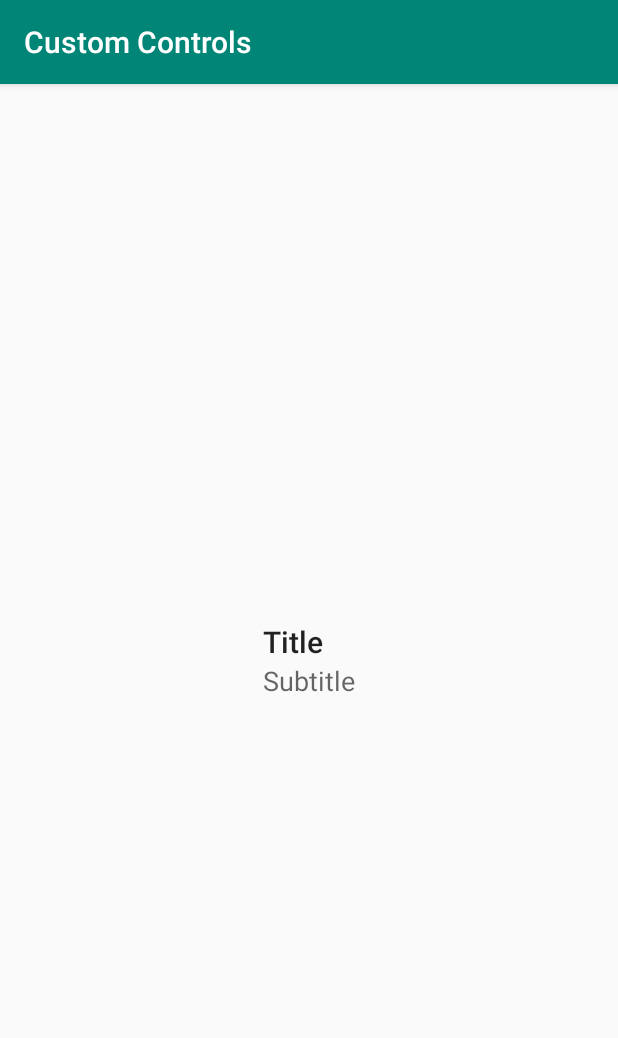
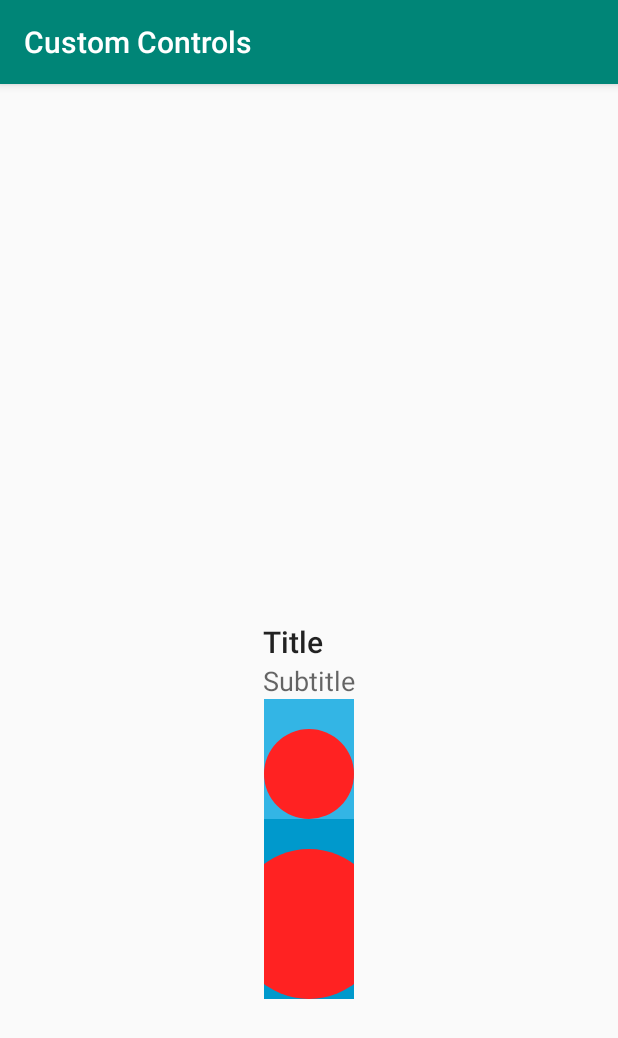
Before and after one commit to xrubioj/android-custom-controls-canvas-talk, an Android app: the screen it shows after launch (MainActivity), on a phone screen of 412 x 824 dp. Shown: the top 1038 px of the screen. Run offline under Robolectric (Android 15) with nearby library versions, the phone set to English and light mode, and no system bars.

Commit message:
Adds MyCustomControlView

```diff
--- a/examples/CustomControls/app/build.gradle
+++ b/examples/CustomControls/app/build.gradle
@@ -1,6 +1,5 @@
 apply plugin: 'com.android.application'
 apply plugin: 'kotlin-android'
-apply plugin: 'kotlin-android-extensions'
 
 android {
     compileSdkVersion 28
--- /dev/null
+++ b/examples/CustomControls/app/src/main/java/com/xrubio/customcontrols/MyCustomControlView.kt
@@ -0,0 +1,182 @@
+package com.xrubio.customcontrols
+
+import android.content.Context
+import android.graphics.Canvas
+import android.graphics.Paint
+import android.util.AttributeSet
+import android.view.View
+import android.widget.LinearLayout
+import androidx.core.content.withStyledAttributes
+import androidx.core.graphics.withTranslation
+
+class MyCustomControlView @JvmOverloads constructor(
+    context: Context?,
+    attrs: AttributeSet? = null,
+    defStyleAttr: Int = 0,
+    defStyleRes: Int = 0
+) : View(context, attrs, defStyleAttr, defStyleRes) {
+
+    private var centered = false
+    private val enabledPaint = Paint(Paint.ANTI_ALIAS_FLAG).apply {
+        style = Paint.Style.FILL
+    }
+    private val disabledPaint = Paint(Paint.ANTI_ALIAS_FLAG).apply {
+        style = Paint.Style.FILL
+    }
+    private var _orientation = 0
+    private var _radius = 0.0f
+
+    @Suppress("unused")
+    var isCentered: Boolean
+        get() = centered
+        set(value) {
+            centered = value
+            invalidate()
+        }
+
+    @Suppress("unused")
+    var color: Int
+        get() = enabledPaint.color
+        set(value) {
+            enabledPaint.color = value
+            invalidate()
+        }
+
+    @Suppress("unused")
+    var disabledColor: Int
+        get() = disabledPaint.color
+        set(value) {
+            disabledPaint.color = value
+            invalidate()
+        }
+
+    @Suppress("unused")
+    var orientation: Int
+        get() = _orientation
+        set(value) = when (value) {
+            LinearLayout.HORIZONTAL, LinearLayout.VERTICAL -> {
+                _orientation = value
+                requestLayout()
+            }
+            else -> throw IllegalArgumentException("Orientation must be either HORIZONTAL or VERTICAL.")
+        }
+
+    @Suppress("unused")
+    var radius: Float
+        get() = _radius
+        set(value) {
+            _radius = value
+            // Notice: We need to request layout as radius could change the size of the control
+            //invalidate()
+            requestLayout()
+        }
+
+    // Default behavior for View#setEnabled() already triggers invalidate, but we could use this
+    // technique if we need to intercept some standard method and trigger invalidation or other
+    // behaviors (like recalculating something, for instance).
+    /*
+    override fun setEnabled(enabled: Boolean) {
+        super.setEnabled(enabled)
+        invalidate()
+    }
+    */
+
+    init {
+
+        val defaultCentered = resources.getBoolean(R.bool.default_my_custom_control_view_centered)
+        val defaultColor = resources.getColor(R.color.default_my_custom_control_view_color)
+        val defaultDisabledColor = resources.getColor(R.color.default_my_custom_control_view_disabled_color)
+        val defaultOrientation = resources.getInteger(R.integer.default_my_custom_control_view_orientation)
+        val defaultRadius = resources.getDimension(R.dimen.default_my_custom_control_view_radius)
+
+        context?.withStyledAttributes(attrs, R.styleable.MyCustomControlView, defStyleAttr, defStyleRes) {
+
+            centered = getBoolean(R.styleable.MyCustomControlView_centered, defaultCentered)
+            enabledPaint.color =
+                getColor(R.styleable.MyCustomControlView_color, defaultColor)
+            disabledPaint.color =
+                getColor(R.styleable.MyCustomControlView_disabledColor, defaultDisabledColor)
+            _orientation =
+                getInt(R.styleable.MyCustomControlView_android_orientation, defaultOrientation)
+            _radius = getDimension(R.styleable.MyCustomControlView_radius, defaultRadius)
+        }
+    }
+
+    override fun onDraw(canvas: Canvas) {
+        super.onDraw(canvas)
+
+        val dx = if (centered) (width - paddingStart - paddingEnd) / 2.0f else _radius
+        val dy = if (centered) (height - paddingTop - paddingBottom) / 2.0f else _radius
+
+        /* Without KTX:
+        canvas.save()
+        canvas.translate(paddingStart.toFloat(), paddingTop.toFloat())
+        canvas.drawCircle(...) // drawn on the translated canvas
+        canvas.restore()
+         */
+        canvas.apply {
+            withTranslation(paddingStart.toFloat(), paddingTop.toFloat()) {
+                drawCircle(dx, dy, _radius,
+                    if (isEnabled) enabledPaint else disabledPaint)
+            }
+        }
+
+    }
+
+    override fun onMeasure(widthMeasureSpec: Int, heightMeasureSpec: Int) {
+
+        val minW: Int = (paddingStart + paddingEnd + _radius * 2.0f).toInt()
+        val w: Int = resolveSizeAndState(minW, widthMeasureSpec, 0)
+
+        val minH: Int = (paddingTop + paddingBottom + _radius * 2.0f).toInt()
+        val h: Int = resolveSizeAndState(minH, heightMeasureSpec, 0)
+
+        setMeasuredDimension(w, h)
+
+    }
+
+    /*
+    public override fun onRestoreInstanceState(state: Parcelable) {
+        val savedState = state as SavedState
+        super.onRestoreInstanceState(savedState.superState)
+        mCurrentPage = savedState.currentPage
+        mSnapPage = savedState.currentPage
+        requestLayout()
+    }
+
+    public override fun onSaveInstanceState(): Parcelable? {
+        val superState = super.onSaveInstanceState()
+        val savedState = SavedState(superState)
+        savedState.currentPage = mCurrentPage
+        return savedState
+    }
+
+    internal class SavedState : View.BaseSavedState {
+        var currentPage: Int = 0
+
+        constructor(superState: Parcelable) : super(superState) {}
+
+        private constructor(`in`: Parcel) : super(`in`) {
+            currentPage = `in`.readInt()
+        }
+
+        override fun writeToParcel(dest: Parcel, flags: Int) {
+            super.writeToParcel(dest, flags)
+            dest.writeInt(currentPage)
+        }
+
+        companion object {
+
+            val CREATOR: Parcelable.Creator<SavedState> = object : Parcelable.Creator<SavedState> {
+                override fun createFromParcel(`in`: Parcel): SavedState {
+                    return SavedState(`in`)
+                }
+
+                override fun newArray(size: Int): Array<SavedState> {
+                    return arrayOf<SavedState>(size)
+                }
+            }
+        }
+    }
+    */
+}
--- a/examples/CustomControls/app/src/main/res/layout/activity_main.xml
+++ b/examples/CustomControls/app/src/main/res/layout/activity_main.xml
@@ -7,6 +7,7 @@
     tools:context=".MainActivity">
 
     <com.xrubio.customcontrols.MyCompoundControlView
+        android:id="@+id/my_compound_control"
         android:layout_width="wrap_content"
         android:layout_height="wrap_content"
         app:layout_constraintBottom_toBottomOf="parent"
@@ -14,4 +15,27 @@
         app:layout_constraintRight_toRightOf="parent"
         app:layout_constraintTop_toTopOf="parent" />
 
+    <com.xrubio.customcontrols.MyCustomControlView
+        android:id="@+id/my_custom_control1"
+        android:layout_width="wrap_content"
+        android:layout_height="wrap_content"
+        app:layout_constraintLeft_toLeftOf="parent"
+        app:layout_constraintRight_toRightOf="parent"
+        app:layout_constraintTop_toBottomOf="@id/my_compound_control"
+        android:paddingTop="20dp"
+        android:background="@android:color/holo_blue_light"
+        />
+
+    <com.xrubio.customcontrols.MyCustomControlView
+        android:id="@+id/my_custom_control2"
+        android:layout_width="60dp"
+        android:layout_height="wrap_content"
+        app:layout_constraintLeft_toLeftOf="parent"
+        app:layout_constraintRight_toRightOf="parent"
+        app:layout_constraintTop_toBottomOf="@id/my_custom_control1"
+        app:radius="50dp"
+        android:paddingTop="20dp"
+        android:background="@android:color/holo_blue_dark"
+        />
+
 </androidx.constraintlayout.widget.ConstraintLayout>
--- /dev/null
+++ b/examples/CustomControls/app/src/main/res/values/attrs.xml
@@ -0,0 +1,19 @@
+<?xml version="1.0" encoding="utf-8"?>
+<resources>
+    <declare-styleable name="MyCustomControlView">
+        <attr name="centered" format="boolean"/>
+        <attr name="color" format="color"/>
+        <attr name="disabledColor" format="color"/>
+        <!-- Not really used in this example, but shows how to use standard Android
+             attributes (notice "android:") -->
+        <attr name="android:orientation"/>
+        <attr name="radius" format="dimension"/>
+    </declare-styleable>
+
+    <!-- Default values for MyCustomControlView -->
+    <bool name="default_my_custom_control_view_centered">true</bool>
+    <color name="default_my_custom_control_view_color">#ff2222</color>
+    <color name="default_my_custom_control_view_disabled_color">#ffaaaaaa</color>
+    <integer name="default_my_custom_control_view_orientation">0</integer>
+    <dimen name="default_my_custom_control_view_radius">30dp</dimen>
+</resources>
```
